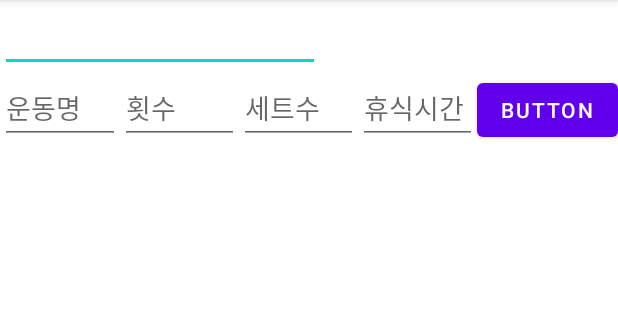
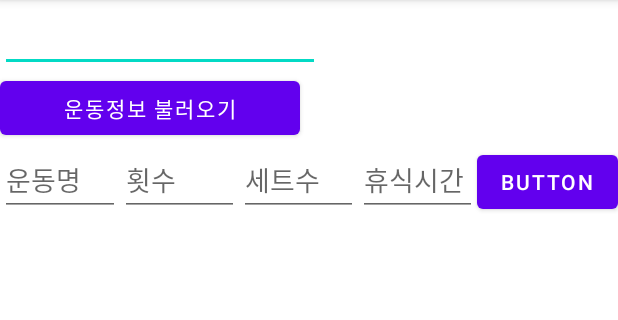
Before and after one commit to parkhojeong/knulling-app-manage-weight-info, an Android app: the screen it shows after launch (MainActivity), on a phone screen of 412 x 824 dp, the part 84-404 px from its top. Run offline under Robolectric (Android 15) with nearby library versions, the phone set to English and light mode, and no system bars; our stand-ins replace Firebase (no records; nobody signed in at launch, a user with empty details on screens opened directly).

Commit message:
가장 최근 날짜 운동 데이터를 오늘의 운동 데이터로 설정하는 기능 구현

```diff
--- a/app/src/main/res/layout/activity_main.xml
+++ b/app/src/main/res/layout/activity_main.xml
@@ -13,6 +13,12 @@
         android:ems="10"
         android:inputType="date"
         android:minHeight="48dp" />
+
+    <Button
+        android:id="@+id/reuseRecentWeightInfoButton"
+        android:layout_width="200dp"
+        android:layout_height="wrap_content"
+        android:text="운동정보 불러오기" />
 
     <LinearLayout
         android:layout_width="match_parent"
```
Also changed, not shown: app/src/main/java/com/example/recordweightinfo/MainActivity.kt (+47 -2 lines).
